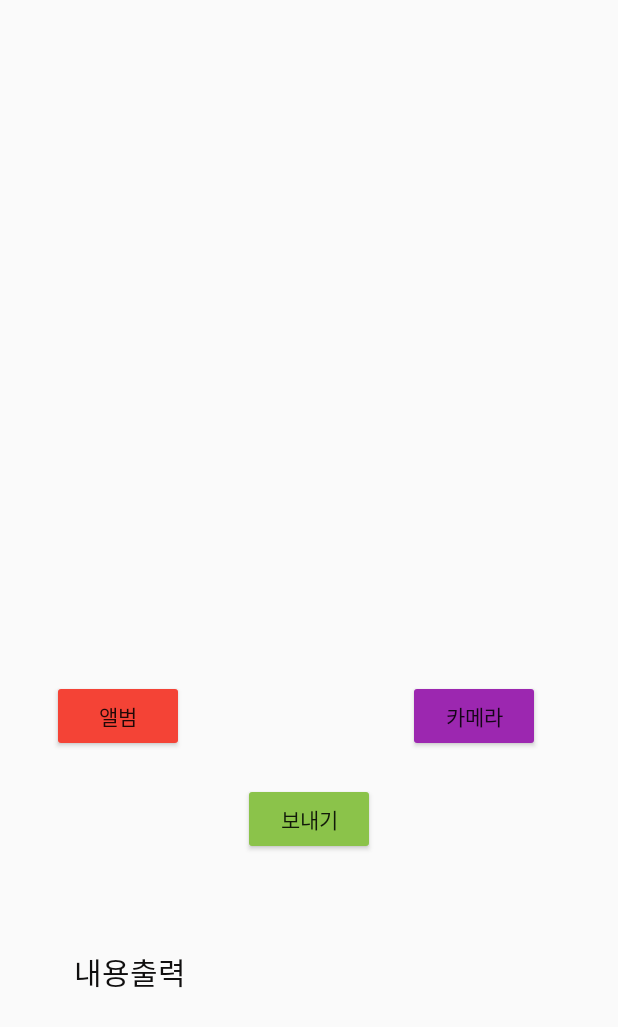
After one commit to SSY98/RMS_graduatedSW, an Android app: the Image_Recognition_Activity screen opened directly, with no data from a screen before it, on a phone screen of 412 x 824 dp. The commit adds this screen. Shown: the top 1027 px of the screen. Run offline under Robolectric (Android 15) with nearby library versions, the phone set to English and light mode, and no system bars; network calls fail.

Commit message:
테스트 이미지 인식

```diff
--- a/RMS/RMS/app/build.gradle
+++ b/RMS/RMS/app/build.gradle
@@ -67,4 +67,8 @@ dependencies {
     //이미지 url 출력에 사용되는 glide 라이브러리 사용을 위해 추가_ssy
     implementation 'com.github.bumptech.glide:glide:4.13.0'
     annotationProcessor 'com.github.bumptech.glide:compiler:4.13.0'
+
+    //이미지 인식 retrofit_ysj
+    implementation 'com.squareup.retrofit2:retrofit:2.9.0'
+    implementation 'com.squareup.retrofit2:converter-gson:2.9.0'
 }
--- /dev/null
+++ b/RMS/RMS/app/src/main/java/com/project/rms/Image_recognition/Image_Recognition_Activity.kt
@@ -0,0 +1,180 @@
+package com.project.rms.Image_recognition
+
+import android.Manifest
+import android.app.Activity
+import android.content.Intent
+import android.content.pm.PackageManager
+import android.graphics.Bitmap
+import android.graphics.ImageDecoder
+import android.net.Uri
+import android.os.Bundle
+import android.os.Environment
+import android.provider.MediaStore
+import android.util.Log
+import android.widget.Toast
+import androidx.appcompat.app.AppCompatActivity
+import androidx.core.app.ActivityCompat
+import androidx.core.content.ContextCompat
+import androidx.core.content.FileProvider
+import com.project.rms.databinding.YsjImageRecognitionBinding
+import okhttp3.MediaType
+import okhttp3.MultipartBody
+import okhttp3.RequestBody
+import retrofit2.Call
+import retrofit2.Callback
+import retrofit2.Response
+import java.io.File
+import java.io.FileOutputStream
+import java.io.OutputStream
+import java.text.SimpleDateFormat
+
+class Image_Recognition_Activity: AppCompatActivity() {
+
+    // ViewBinding
+    lateinit var binding : YsjImageRecognitionBinding
+
+    // Permisisons
+    val PERMISSIONS = arrayOf(
+        Manifest.permission.CAMERA,
+        Manifest.permission.WRITE_EXTERNAL_STORAGE,
+        Manifest.permission.READ_EXTERNAL_STORAGE
+    )
+
+    val PERMISSIONS_REQUEST = 100
+
+    // Request Code
+    private val BUTTON4 = 400
+
+    private var photoUri: Uri? = null
+    //private lateinit var img : ImageView //
+
+    override fun onCreate(savedInstanceState: Bundle?) {
+        super.onCreate(savedInstanceState)
+        binding = YsjImageRecognitionBinding.inflate(layoutInflater)
+        val view = binding.root
+
+        val server = retrofit.create(retrofit_interface::class.java) //api
+
+        setContentView(view)
+
+        checkPermissions(PERMISSIONS, PERMISSIONS_REQUEST)
+
+        binding.camera.setOnClickListener {
+            val takePictureIntent = Intent(MediaStore.ACTION_IMAGE_CAPTURE)
+            val photoFile = File(
+                File(getExternalFilesDir(Environment.DIRECTORY_PICTURES), "image").apply {
+                    if (!this.exists()) {
+                        this.mkdirs()
+                    }
+                },
+                newJpgFileName()
+            )
+            photoUri = FileProvider.getUriForFile(
+                this,
+                "com.blacklog.takepicture.fileprovider",
+                photoFile
+            )
+            takePictureIntent.resolveActivity(packageManager)?.also {
+                takePictureIntent.putExtra(MediaStore.EXTRA_OUTPUT, photoUri)
+                startActivityForResult(takePictureIntent, BUTTON4)
+            }
+        }
+
+        binding.btnUpload.setOnClickListener{
+            val file = File("/storage/emulated/0/Android/data/com.project.rms/files/Pictures/image/test.jpg")
+            val requestFile = RequestBody.create(MediaType.parse("application/pdf"), file)
+            val body = MultipartBody.Part.createFormData("file", file.name, requestFile)
+
+            server.sendFile(body).enqueue(object : Callback<ResponseData> {
+                override fun onResponse(call: Call<ResponseData>, response: Response<ResponseData>) {
+                    if(response.isSuccessful){
+                        // 정상적으로 통신이 성고된 경우
+                        var result: ResponseData? = response.body()
+                        Log.d("YMC", "onResponse 성공: " + result?.toString());
+                        binding.result.setText(result?.toString())
+                    }else{
+                        // 통신이 실패한 경우(응답코드 3xx, 4xx 등)
+                        Log.d("YMC", "onResponse 실패")
+                    }
+                }
+
+                override fun onFailure(call: Call<ResponseData>, t: Throwable) {
+                    // 통신 실패 (인터넷 끊킴, 예외 발생 등 시스템적인 이유)
+                    Log.d("YMC", "onFailure 에러: " + t.message.toString());
+                }
+            })
+        }
+    }
+
+
+
+
+
+    override fun onActivityResult(requestCode: Int, resultCode: Int, data: Intent?) {
+        super.onActivityResult(requestCode, resultCode, data)
+        if(resultCode == Activity.RESULT_OK){
+            when(requestCode) {
+
+                BUTTON4 -> {
+                    val imageBitmap = photoUri?.let { ImageDecoder.createSource(this.contentResolver, it) }
+                    binding.ysjimageView.setImageBitmap(imageBitmap?.let { ImageDecoder.decodeBitmap(it) })
+                    Toast.makeText(this, photoUri?.path, Toast.LENGTH_LONG).show()
+                }
+
+            }
+        }
+
+    }
+
+    private fun newJpgFileName() : String {
+        val sdf = SimpleDateFormat("yyyyMMdd_HHmmss")
+        val filename = "test"
+        //val filename = sdf.format(System.currentTimeMillis())
+        return "${filename}.jpg"
+    }
+    private fun saveBitmapAsJPGFile(bitmap: Bitmap) {
+        val path = File(filesDir, "image")
+        if(!path.exists()){
+            path.mkdirs()
+        }
+        val file = File(path, newJpgFileName())
+        var imageFile: OutputStream? = null
+        try{
+            file.createNewFile()
+            imageFile = FileOutputStream(file)
+            bitmap.compress(Bitmap.CompressFormat.JPEG, 100, imageFile)
+            imageFile.close()
+            Toast.makeText(this, file.absolutePath, Toast.LENGTH_LONG).show()
+        }catch (e: Exception){
+            null
+        }
+    }
+
+    private fun checkPermissions(permissions: Array<String>, permissionsRequest: Int): Boolean {
+        val permissionList : MutableList<String> = mutableListOf()
+        for(permission in permissions){
+            val result = ContextCompat.checkSelfPermission(this, permission)
+            if(result != PackageManager.PERMISSION_GRANTED){
+                permissionList.add(permission)
+            }
+        }
+        if(permissionList.isNotEmpty()){
+            ActivityCompat.requestPermissions(this, permissionList.toTypedArray(), PERMISSIONS_REQUEST)
+            return false
+        }
+        return true
+    }
+    override fun onRequestPermissionsResult(
+        requestCode: Int,
+        permissions: Array<out String>,
+        grantResults: IntArray
+    ) {
+        super.onRequestPermissionsResult(requestCode, permissions, grantResults)
+        for(result in grantResults){
+            if(result != PackageManager.PERMISSION_GRANTED){
+                Toast.makeText(this, "권한 승인 부탁드립니다.", Toast.LENGTH_SHORT).show()
+                finish()
+            }
+        }
+    }
+}
--- /dev/null
+++ b/RMS/RMS/app/src/main/java/com/project/rms/Image_recognition/Image_interface.kt
@@ -0,0 +1,39 @@
+package com.project.rms.Image_recognition
+
+import com.google.gson.Gson
+import com.google.gson.GsonBuilder
+import okhttp3.MultipartBody
+import retrofit2.Call
+import retrofit2.Retrofit
+import retrofit2.converter.gson.GsonConverterFactory
+import retrofit2.http.Multipart
+import retrofit2.http.POST
+import retrofit2.http.Part
+
+//api
+//The gson builder
+var gson : Gson = GsonBuilder()
+    .setLenient()
+    .create()
+
+
+//creating retrofit object
+var retrofit = Retrofit.Builder()
+    .baseUrl("http://73b3-35-194-148-124.ngrok.io")
+    .addConverterFactory(GsonConverterFactory.create(gson))
+    .build()
+//api
+
+
+// api 인터페이스
+interface retrofit_interface {
+
+    // 이미지 보내기
+    @Multipart
+    @POST("/")
+    fun sendFile(
+        @Part file: MultipartBody.Part	// 우리가 넣을 데이터
+    ): Call<ResponseData>
+
+
+}
--- /dev/null
+++ b/RMS/RMS/app/src/main/res/layout/ysj_image_recognition.xml
@@ -0,0 +1,74 @@
+<?xml version="1.0" encoding="utf-8"?>
+<androidx.constraintlayout.widget.ConstraintLayout
+    xmlns:android="http://schemas.android.com/apk/res/android"
+    xmlns:app="http://schemas.android.com/apk/res-auto"
+    xmlns:tools="http://schemas.android.com/tools"
+    android:layout_width="match_parent"
+    android:layout_height="match_parent"
+    tools:context=".MainActivity">
+
+    <ImageView
+        android:id="@+id/ysjimageView"
+        android:layout_width="373dp"
+        android:layout_height="329dp"
+        app:layout_constraintBottom_toBottomOf="parent"
+        app:layout_constraintEnd_toEndOf="parent"
+        app:layout_constraintHorizontal_bias="0.421"
+        app:layout_constraintStart_toStartOf="parent"
+        app:layout_constraintTop_toTopOf="parent"
+        app:layout_constraintVertical_bias="0.039"
+        tools:srcCompat="@tools:sample/avatars" />
+
+
+    <Button
+        android:id="@+id/openGallery"
+        android:layout_width="wrap_content"
+        android:layout_height="wrap_content"
+        android:backgroundTint="#F44336"
+        android:text="앨범"
+        app:layout_constraintBottom_toBottomOf="parent"
+        app:layout_constraintEnd_toEndOf="parent"
+        app:layout_constraintHorizontal_bias="0.108"
+        app:layout_constraintStart_toStartOf="parent"
+        app:layout_constraintTop_toTopOf="parent"
+        app:layout_constraintVertical_bias="0.584" />
+
+    <Button
+        android:id="@+id/camera"
+        android:layout_width="wrap_content"
+        android:layout_height="wrap_content"
+        android:layout_marginEnd="52dp"
+        android:backgroundTint="#9C27B0"
+        android:text="카메라"
+        app:layout_constraintBottom_toBottomOf="@+id/openGallery"
+        app:layout_constraintEnd_toEndOf="parent"
+        app:layout_constraintTop_toTopOf="@+id/openGallery"
+        app:layout_constraintVertical_bias="0.0" />
+
+    <Button
+        android:id="@+id/btnUpload"
+        android:layout_width="wrap_content"
+        android:layout_height="wrap_content"
+        android:backgroundTint="#8BC34A"
+        android:text="보내기"
+        app:layout_constraintBottom_toBottomOf="parent"
+        app:layout_constraintEnd_toEndOf="parent"
+        app:layout_constraintStart_toStartOf="parent"
+        app:layout_constraintTop_toTopOf="parent"
+        app:layout_constraintVertical_bias="0.673" />
+
+
+    <TextView
+        android:id="@+id/result"
+        android:layout_width="313dp"
+        android:layout_height="131dp"
+        android:text="내용출력"
+        android:textColor="#100F0F"
+        android:textSize="20sp"
+        app:layout_constraintBottom_toBottomOf="parent"
+        app:layout_constraintEnd_toEndOf="parent"
+        app:layout_constraintStart_toStartOf="parent"
+        app:layout_constraintTop_toTopOf="parent"
+        app:layout_constraintVertical_bias="0.913" />
+
+</androidx.constraintlayout.widget.ConstraintLayout>
```
Also changed, not shown: RMS/RMS/app/src/main/AndroidManifest.xml (+20 -1 lines), RMS/RMS/app/src/main/java/com/project/rms/Image_recognition/ResponseData.kt (added, +8 -0 lines), RMS/RMS/app/src/main/java/com/project/rms/MainActivity.kt (+7 -0 lines), RMS/RMS/app/src/main/res/layout/activity_main.xml (+8 -0 lines), RMS/RMS/app/src/main/res/xml/filepaths.xml (added, +7 -0 lines).
